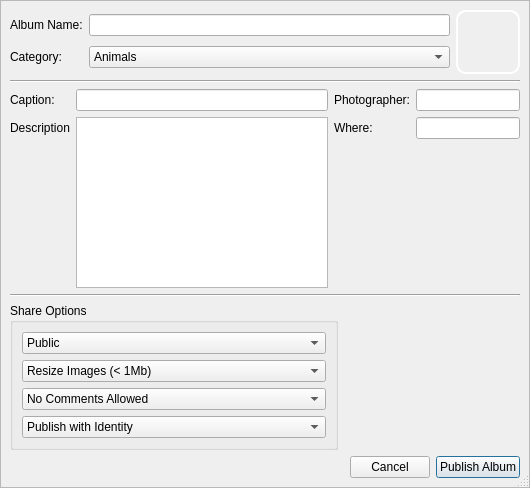
The window that retroshare-gui/src/gui/PhotoShare/AlbumCreateDialog.ui (RetroShare/RetroShare) describes before a commit, drawn with Qt 5.
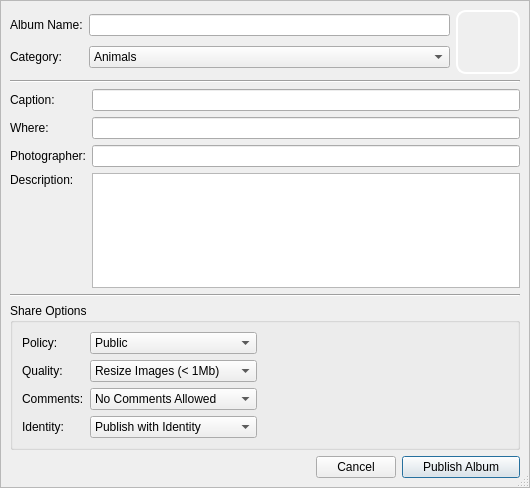
The same window after the commit. Icons and pictures are not drawn. Custom widgets are drawn as their Qt base class.

Commit message: some layout improvements for Create Album added placeholder text

The edit to the form file:
```diff
--- a/retroshare-gui/src/gui/PhotoShare/AlbumCreateDialog.ui
+++ b/retroshare-gui/src/gui/PhotoShare/AlbumCreateDialog.ui
@@ -180,35 +180,48 @@
         <item row="0" column="1">
          <widget class="QLineEdit" name="lineEdit_Caption_2"/>
         </item>
-        <item row="0" column="2">
-         <widget class="QLabel" name="label_12">
-          <property name="text">
-           <string>Photographer:</string>
-          </property>
-         </widget>
-        </item>
-        <item row="0" column="3">
-         <widget class="QLineEdit" name="lineEdit_Photographer"/>
-        </item>
-        <item row="1" column="0">
+        <item row="3" column="0">
          <widget class="QLabel" name="label_13">
           <property name="text">
-           <string>Description</string>
+           <string>Description:</string>
           </property>
          </widget>
         </item>
-        <item row="1" column="1" rowspan="2">
+        <item row="3" column="1" rowspan="2">
          <widget class="QTextEdit" name="textEdit_Description"/>
         </item>
-        <item row="1" column="2">
+        <item row="2" column="1">
+         <widget class="QLineEdit" name="lineEdit_Photographer"/>
+        </item>
+        <item row="2" column="0">
+         <widget class="QLabel" name="label_12">
+          <property name="text">
+           <string>Photographer:</string>
+          </property>
+         </widget>
+        </item>
+        <item row="1" column="1">
+         <widget class="QLineEdit" name="lineEdit_Where"/>
+        </item>
+        <item row="1" column="0">
          <widget class="QLabel" name="label_14">
           <property name="text">
            <string>Where:</string>
           </property>
          </widget>
         </item>
-        <item row="1" column="3">
-         <widget class="QLineEdit" name="lineEdit_Where"/>
+        <item row="4" column="0">
+         <spacer name="verticalSpacer">
+          <property name="orientation">
+           <enum>Qt::Vertical</enum>
+          </property>
+          <property name="sizeHint" stdset="0">
+           <size>
+            <width>20</width>
+            <height>40</height>
+           </size>
+          </property>
+         </spacer>
         </item>
        </layout>
       </item>
@@ -219,7 +232,34 @@
         </property>
        </widget>
       </item>
-      <item row="4" column="0">
+      <item row="5" column="0" colspan="2">
+       <spacer name="horizontalSpacer">
+        <property name="orientation">
+         <enum>Qt::Horizontal</enum>
+        </property>
+        <property name="sizeHint" stdset="0">
+         <size>
+          <width>419</width>
+          <height>18</height>
+         </size>
+        </property>
+       </spacer>
+      </item>
+      <item row="5" column="3">
+       <widget class="QPushButton" name="publishButton">
+        <property name="text">
+         <string>Publish Album</string>
+        </property>
+       </widget>
+      </item>
+      <item row="5" column="2">
+       <widget class="QDialogButtonBox" name="buttonBox">
+        <property name="standardButtons">
+         <set>QDialogButtonBox::Cancel</set>
+        </property>
+       </widget>
+      </item>
+      <item row="4" column="0" colspan="4">
        <widget class="QGroupBox" name="groupBox">
         <property name="sizePolicy">
          <sizepolicy hsizetype="Minimum" vsizetype="Preferred">
@@ -232,6 +272,40 @@
         </property>
         <layout class="QGridLayout" name="gridLayout">
          <item row="0" column="0">
+          <layout class="QVBoxLayout" name="verticalLayout_2">
+           <item>
+            <widget class="QLabel" name="label">
+             <property name="text">
+              <string>Policy:</string>
+             </property>
+            </widget>
+           </item>
+           <item>
+            <widget class="QLabel" name="label_2">
+             <property name="text">
+              <string>Quality:</string>
+             </property>
+            </widget>
+           </item>
+           <item>
+            <widget class="QLabel" name="label_3">
+             <property name="text">
+              <string>Comments:</string>
+             </property>
+            </widget>
+           </item>
+           <item>
+            <widget class="QLabel" name="label_4">
+             <property name="text">
+              <string>Identity:</string>
+             </property>
+            </widget>
+           </item>
+          </layout>
+         </item>
+         <item row="0" column="1">
+          <layout class="QVBoxLayout" name="verticalLayout">
+           <item>
           <widget class="QComboBox" name="privacyComboBox">
            <property name="sizePolicy">
             <sizepolicy hsizetype="Minimum" vsizetype="Fixed">
@@ -251,7 +325,7 @@
            </item>
           </widget>
          </item>
-         <item row="1" column="0">
+           <item>
           <widget class="QComboBox" name="comboBox_5">
            <property name="sizePolicy">
             <sizepolicy hsizetype="Minimum" vsizetype="Fixed">
@@ -276,7 +350,7 @@
            </item>
           </widget>
          </item>
-         <item row="2" column="0">
+           <item>
           <widget class="QComboBox" name="comboBox_6">
            <property name="sizePolicy">
             <sizepolicy hsizetype="Minimum" vsizetype="Fixed">
@@ -301,7 +375,7 @@
            </item>
           </widget>
          </item>
-         <item row="3" column="0">
+           <item>
           <widget class="QComboBox" name="comboBox">
            <property name="sizePolicy">
             <sizepolicy hsizetype="Minimum" vsizetype="Fixed">
@@ -317,9 +391,8 @@
           </widget>
          </item>
         </layout>
-       </widget>
-      </item>
-      <item row="4" column="1" colspan="3">
+         </item>
+         <item row="0" column="2">
        <spacer name="horizontalSpacer_2">
         <property name="orientation">
          <enum>Qt::Horizontal</enum>
@@ -332,31 +405,7 @@
         </property>
        </spacer>
       </item>
-      <item row="5" column="0" colspan="2">
-       <spacer name="horizontalSpacer">
-        <property name="orientation">
-         <enum>Qt::Horizontal</enum>
-        </property>
-        <property name="sizeHint" stdset="0">
-         <size>
-          <width>419</width>
-          <height>18</height>
-         </size>
-        </property>
-       </spacer>
-      </item>
-      <item row="5" column="3">
-       <widget class="QPushButton" name="publishButton">
-        <property name="text">
-         <string>Publish Album</string>
-        </property>
-       </widget>
-      </item>
-      <item row="5" column="2">
-       <widget class="QDialogButtonBox" name="buttonBox">
-        <property name="standardButtons">
-         <set>QDialogButtonBox::Cancel</set>
-        </property>
+        </layout>
        </widget>
       </item>
      </layout>
```
Lines whose indentation alone changed are shown as unchanged. The commit also changes 2 other files.
